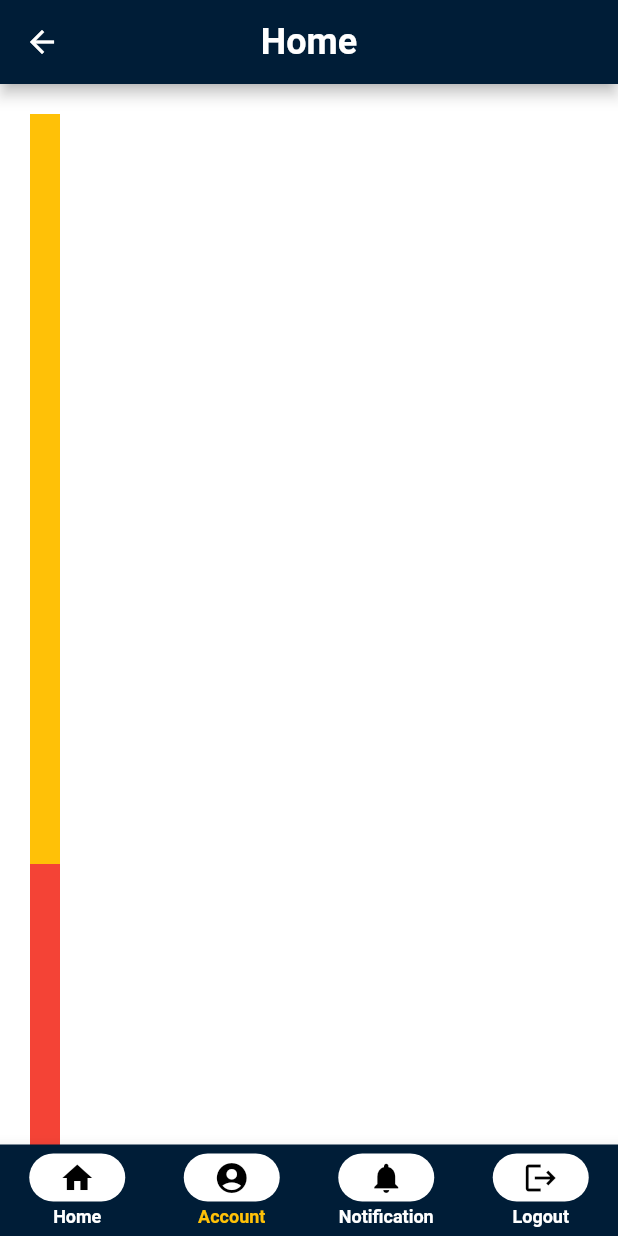
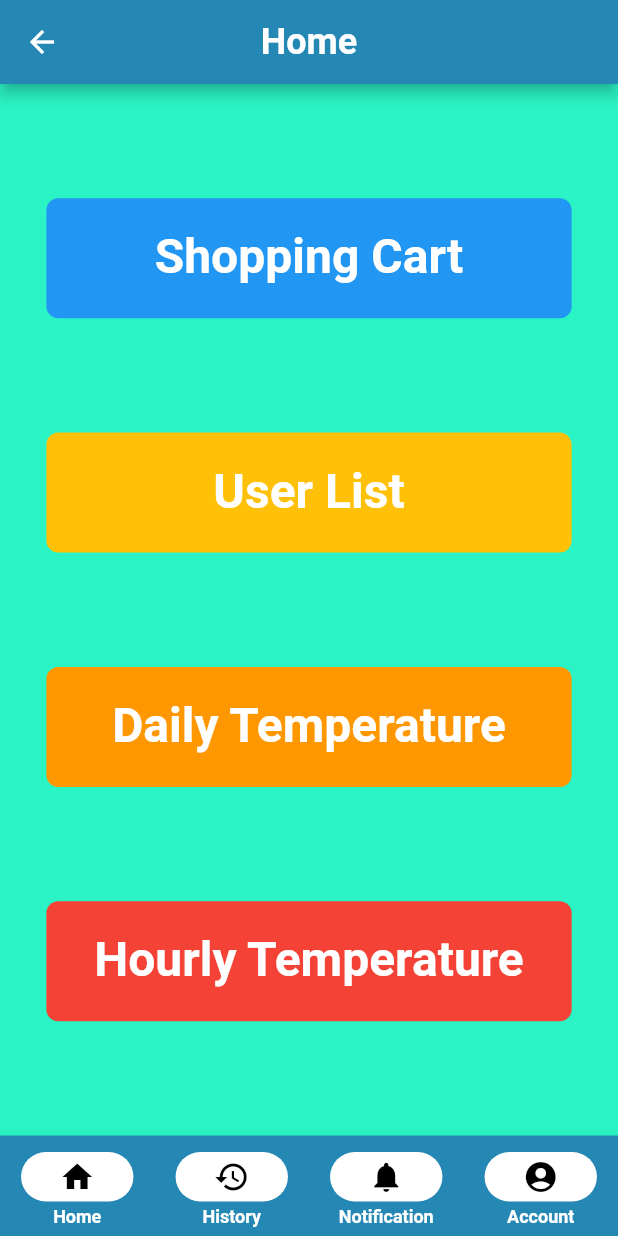
Before and after one commit to DuThuBa319/mobile_health_check, a Flutter app: the HomeScreen widget shown alone on an empty page, opened directly, on a phone screen of 412 x 824 dp. Run offline on Flutter 3.47's test engine with Material 2 defaults, Android fonts, the phone set to English and light mode, and no system bars; our stand-ins replace bloc, dio, flutter_bloc, fluttertoast, get_it, injectable and 1 more; generated files the repository leaves out were written again.

Commit message:
add common widget

```diff
--- /dev/null
+++ b/lib/data/data_source/remote/module_repositories/user_api_repository.dart
@@ -0,0 +1,5 @@
+import '../../../models/user_model.dart';
+
+abstract class UserRepository {
+  Future<List<UserModel>> getListUserModels();
+}
--- /dev/null
+++ b/lib/domain/repositories/user_repository.dart
@@ -0,0 +1,9 @@
+import 'package:common_project/data/data_source/remote/module_repositories/user_api_repository.dart';
+import 'package:common_project/data/models/user_model.dart';
+import 'package:injectable/injectable.dart';
+
+part 'user_repository.impl.dart';
+
+abstract class LoginRepository {
+  Future<List<UserModel>?> getListUserModels();
+}
--- /dev/null
+++ b/lib/domain/usecases/user_usecase.dart
@@ -0,0 +1,10 @@
+import 'package:common_project/domain/entities/user_entity.dart';
+import 'package:injectable/injectable.dart';
+
+import '../../data/data_source/remote/module_repositories/user_api_repository.dart';
+
+part 'user_usecase.impl.dart';
+
+abstract class UserUsecase {
+  Future<List<UserEntity>?> getListUserEntity();
+}
--- a/lib/presentation/bloc/login/login_bloc.dart
+++ b/lib/presentation/bloc/login/login_bloc.dart
@@ -1,8 +1,7 @@
 import 'package:bloc/bloc.dart';
 import 'package:collection/collection.dart';
-import 'package:common_project/data/data_source/repositories/rest_api_repository.dart';
-import 'package:dio/dio.dart';
-
+import 'package:common_project/domain/usecases/user_usecase.dart';
+import 'package:injectable/injectable.dart';
 import 'package:meta/meta.dart';
 
 import '../../common_widget/enum_common.dart';
@@ -10,8 +9,10 @@ import '../../common_widget/enum_common.dart';
 part 'login_event.dart';
 part 'login_state.dart';
 
+@injectable
 class LoginBloc extends Bloc<LoginEvent, LoginState> {
-  LoginBloc() : super(LoginInitialState()) {
+  final UserUsecase _usecase;
+  LoginBloc(this._usecase) : super(LoginInitialState()) {
     on<LoginUserEvent>(_onLogin);
   }
   Future<void> _onLogin(
@@ -24,15 +25,8 @@ class LoginBloc extends Bloc<LoginEvent, LoginState> {
         viewModel: state.viewModel,
       ),
     );
-    final RestApiRepository client = RestApiRepository(
-      Dio(
-        BaseOptions(
-            contentType: "application/json",
-            baseUrl: 'https://retoolapi.dev/PA89FB/data'),
-      ),
-    );
 
-    final response = await client.getListUserModels();
+    // final response = await _usecase.getListUserEntity();
     if (event.username == null || event.username?.trim() == '') {
       emit(
         LoginFailState(
--- /dev/null
+++ b/lib/presentation/common_widget/common_button.dart
@@ -0,0 +1,39 @@
+import 'package:flutter/material.dart';
+
+class CommonButton extends StatelessWidget {
+  final double height;
+  final Color? buttonColor;
+  final String title;
+  final Color? textColor;
+  final void Function()? onTap;
+  const CommonButton(
+      {super.key,
+      this.buttonColor = Colors.blue,
+      required this.height,
+      this.onTap,
+      this.textColor = Colors.white,
+      required this.title});
+
+  @override
+  Widget build(BuildContext context) {
+    return GestureDetector(
+      onTap: onTap,
+      child: Container(
+        height: height,
+        width: MediaQuery.of(context).size.width * 0.85,
+        padding: EdgeInsets.only(
+            top: height / 4, bottom: height / 4, right: 10, left: 10),
+        decoration: BoxDecoration(
+            borderRadius: BorderRadius.circular(8), color: buttonColor),
+        child: Text(
+          title,
+          style: TextStyle(
+              fontSize: height / 2.5,
+              fontWeight: FontWeight.bold,
+              color: textColor),
+          textAlign: TextAlign.center,
+        ),
+      ),
+    );
+  }
+}
--- /dev/null
+++ b/lib/presentation/common_widget/screen_form/custom_screen_form.dart
@@ -0,0 +1,131 @@
+import 'package:common_project/presentation/modules/home/home_screen.dart';
+import 'package:common_project/presentation/theme/app_text_theme.dart';
+import 'package:common_project/presentation/theme/theme_color.dart';
+import 'package:flutter/material.dart';
+
+class CustomScreenForm extends StatefulWidget {
+  final bool? isShowBottomNayvigationBar;
+  final bool isShowAppBar;
+  final Color? appBarColor;
+  final Color? backgroundColor;
+  final Color? appComponentColor;
+  final bool isShowLeadingButton;
+  final Widget? leadingButton;
+  final Widget? bottomAppBar;
+  final int selectedIndex;
+  final String title;
+  final Widget child;
+  final bool? isScrollable;
+  const CustomScreenForm(
+      {super.key,
+      this.appBarColor = Colors.black,
+      this.backgroundColor = Colors.white,
+      this.appComponentColor = Colors.white,
+      this.bottomAppBar,
+      this.isShowBottomNayvigationBar,
+      this.isShowAppBar = true,
+      required this.child,
+      this.isShowLeadingButton = false,
+      this.leadingButton,
+      this.selectedIndex = -1,
+      this.isScrollable = false,
+      required this.title});
+
+  @override
+  State<CustomScreenForm> createState() => _CustomScreenFormState();
+}
+
+class _CustomScreenFormState extends State<CustomScreenForm> {
+  final int _selectedIndex = 0;
+  @override
+  Widget build(BuildContext context) {
+    return Scaffold(
+      backgroundColor: widget.backgroundColor,
+      appBar: widget.isShowAppBar
+          ? AppBar(
+              backgroundColor: widget.appBarColor,
+              automaticallyImplyLeading: false,
+              centerTitle: true,
+              title: Text(
+                widget.title,
+                style: AppTextTheme.title1
+                    .copyWith(color: widget.appComponentColor),
+              ),
+              leading: widget.isShowLeadingButton
+                  ? widget.leadingButton ??
+                      IconButton(
+                        icon: Icon(
+                          Icons.arrow_back,
+                          size: 24,
+                          color: widget.appComponentColor,
+                        ),
+                        onPressed: () {
+                          Navigator.pop(context);
+                        },
+                      )
+                  : null,
+            )
+          : null,
+      body: SafeArea(
+          child: widget.isScrollable == true
+              ? SingleChildScrollView(
+                  padding: const EdgeInsets.all(20),
+                  physics: const BouncingScrollPhysics(),
+                  child: widget.child,
+                )
+              : widget.child),
+      bottomNavigationBar: widget.isShowBottomNayvigationBar == true
+          ? BottomNavigationBar(
+              backgroundColor: widget.appBarColor,
+              type: BottomNavigationBarType.fixed,
+              items: [
+                commonBottomBarItem(iconData: Icons.home, label: 'Home'),
+                commonBottomBarItem(iconData: Icons.history, label: 'History'),
+                commonBottomBarItem(
+                    iconData: Icons.notifications, label: 'Notification'),
+                commonBottomBarItem(
+                    iconData: Icons.account_circle, label: 'Account'),
+              ],
+              currentIndex: _selectedIndex,
+              unselectedItemColor: widget.appComponentColor,
+              unselectedLabelStyle:
+                  AppTextTheme.body5.copyWith(fontWeight: FontWeight.bold),
+              selectedItemColor: widget.appComponentColor,
+              selectedLabelStyle:
+                  AppTextTheme.body5.copyWith(fontWeight: FontWeight.bold),
+              onTap: _onItemTapped,
+            )
+          : null,
+    );
+  }
+
+  void _onItemTapped(int index) {
+    if (index == 0 && index != _selectedIndex) {
+      Navigator.push(
+          context,
+          MaterialPageRoute(
+            builder: (context) => const HomeScreen(),
+          ));
+    }
+  }
+
+  BottomNavigationBarItem commonBottomBarItem(
+      {String? label, IconData? iconData}) {
+    return BottomNavigationBarItem(
+      icon: Column(
+        children: [
+          Container(
+            width: MediaQuery.of(context).size.width / 5.5,
+            height: MediaQuery.of(context).size.height / 25,
+            margin: const EdgeInsets.only(bottom: 3, top: 5),
+            decoration: BoxDecoration(
+                borderRadius: BorderRadius.circular(24), color: Colors.white),
+            child: Icon(iconData, color: Colors.black),
+          ),
+        ],
+      ),
+      label: label,
+      backgroundColor: AppColor.blue001D37,
+    );
+  }
+}
--- a/lib/presentation/modules/home/custom_screen_form.dart
+++ /dev/null
@@ -1,111 +0,0 @@
-import 'package:common_project/presentation/theme/app_text_theme.dart';
-import 'package:common_project/presentation/theme/theme_color.dart';
-import 'package:flutter/material.dart';
-
-class CustomScreenForm extends StatefulWidget {
-  final bool? isShowBottomNayvigationBar;
-  final bool isShowAppBar;
-  final bool isShowLeadingButton;
-  final Widget? leadingButton;
-  final Widget? bottomAppBar;
-  final int selectedIndex;
-  final String title;
-  final Widget? child;
-  const CustomScreenForm(
-      {super.key,
-      this.bottomAppBar,
-      this.isShowBottomNayvigationBar,
-      this.isShowAppBar = true,
-      this.child,
-      this.isShowLeadingButton = false,
-      this.leadingButton,
-      this.selectedIndex = 1,
-      required this.title});
-
-  @override
-  State<CustomScreenForm> createState() => _CustomScreenFormState();
-}
-
-class _CustomScreenFormState extends State<CustomScreenForm> {
-  int _selectedIndex = 1;
-  @override
-  Widget build(BuildContext context) {
-    void _onItemTapped(int index) {
-      setState(() {
-        _selectedIndex = index;
-      });
-    }
-
-    return Scaffold(
-      backgroundColor: Colors.white,
-      appBar: widget.isShowAppBar
-          ? AppBar(
-              backgroundColor: AppColor.blue001D37,
-              automaticallyImplyLeading: false,
-              centerTitle: true,
-              title: Text(
-                widget.title,
-                style: AppTextTheme.title1.copyWith(color: Colors.white),
-              ),
-              leading: widget.isShowLeadingButton
-                  ? widget.leadingButton ??
-                      IconButton(
-                        icon: const Icon(
-                          Icons.arrow_back,
-                          size: 24,
-                          color: Colors.white,
-                        ),
-                        onPressed: () {
-                          Navigator.pop(context);
-                        },
-                      )
-                  : null,
-            )
-          : null,
-      body: SafeArea(
-          child: SingleChildScrollView(
-        padding: const EdgeInsets.all(20),
-        physics: const BouncingScrollPhysics(),
-        child: widget.child,
-      )),
-      bottomNavigationBar: widget.isShowBottomNayvigationBar == true
-          ? BottomNavigationBar(
-              backgroundColor: AppColor.blue001D37,
-              type: BottomNavigationBarType.fixed,
-              items: [
-                commonBottomBarItem(iconData: Icons.home, label: 'Home'),
-                commonBottomBarItem(
-                    iconData: Icons.account_circle, label: 'Account'),
-                commonBottomBarItem(
-                    iconData: Icons.notifications, label: 'Notification'),
-                commonBottomBarItem(iconData: Icons.logout, label: 'Logout'),
-              ],
-              currentIndex: _selectedIndex,
-              selectedItemColor: Colors.amber,
-              unselectedItemColor: Colors.white,
-              selectedLabelStyle: AppTextTheme.body5
-                  .copyWith(color: Colors.white, fontWeight: FontWeight.bold),
-              unselectedLabelStyle: AppTextTheme.body5
-                  .copyWith(color: Colors.white, fontWeight: FontWeight.bold),
-              onTap: _onItemTapped,
-            )
-          : null,
-    );
-  }
-
-  BottomNavigationBarItem commonBottomBarItem(
-      {String? label, IconData? iconData}) {
-    return BottomNavigationBarItem(
-      icon: Container(
-        width: 64,
-        height: 32,
-        margin: const EdgeInsets.only(bottom: 3),
-        decoration: BoxDecoration(
-            borderRadius: BorderRadius.circular(24), color: Colors.white),
-        child: Icon(iconData, color: Colors.black),
-      ),
-      label: label,
-      backgroundColor: AppColor.blue001D37,
-    );
-  }
-}
--- a/lib/presentation/modules/home/home_screen.dart
+++ b/lib/presentation/modules/home/home_screen.dart
@@ -1,5 +1,9 @@
-import 'package:common_project/presentation/modules/home/custom_screen_form.dart';
+import 'package:common_project/presentation/bloc/login/login_bloc.dart';
+import 'package:common_project/presentation/common_widget/common_button.dart';
+import 'package:common_project/presentation/common_widget/screen_form/custom_screen_form.dart';
 import 'package:flutter/material.dart';
+import 'package:flutter_bloc/flutter_bloc.dart';
+import '../../theme/theme_color.dart';
 
 class HomeScreen extends StatefulWidget {
   const HomeScreen({super.key});
@@ -10,26 +14,52 @@ class HomeScreen extends StatefulWidget {
 
 class _HomeScreenState extends State<HomeScreen> {
   @override
+  LoginBloc get loginBloc => BlocProvider.of(context);
+  @override
   Widget build(BuildContext context) {
+    // RefreshController refreshController =
+    //     RefreshController(initialRefresh: true);
+    // Future<void> onRefresh() async {
+    //   // monitor network fetch
+    //   await Future.delayed(const Duration(milliseconds: 1000));
+    //   // if failed,use refreshFailed()
+    //   refreshController.refreshCompleted();
+
+    // }
+
     return CustomScreenForm(
         title: 'Home',
         isShowAppBar: true,
         isShowBottomNayvigationBar: true,
         isShowLeadingButton: true,
+        appBarColor: AppColor.appBarColor,
+        backgroundColor: AppColor.backgroundColor,
+        child: Center(
           child: Column(
-        children: [
-          Container(
-            width: 20,
-            height: 500,
-            color: Colors.amber,
+            mainAxisAlignment: MainAxisAlignment.spaceEvenly,
+            crossAxisAlignment: CrossAxisAlignment.center,
+            children: const [
+              CommonButton(
+                title: 'Shopping Cart',
+                height: 80,
               ),
-          Container(
-            width: 20,
-            height: 500,
-            color: Colors.red,
+              CommonButton(
+                title: 'User List',
+                height: 80,
+                buttonColor: Colors.amber,
               ),
+              CommonButton(
+                title: 'Daily Temperature',
+                height: 80,
+                buttonColor: Colors.orange,
+              ),
+              CommonButton(
+                title: 'Hourly Temperature',
+                height: 80,
+                buttonColor: Colors.red,
+              )
             ],
           ),
-    );
+        ));
   }
 }
--- a/lib/presentation/theme/theme_color.dart
+++ b/lib/presentation/theme/theme_color.dart
@@ -57,4 +57,8 @@ class AppColor {
   //dart
   static const Color primaryDarkText = Colors.black;
   static const Color subDarkText = Colors.grey;
+
+  //constant color
+  static const Color backgroundColor = Color(0xFF2AF4C5);
+  static const Color appBarColor = Color(0xff2587b4);
 }
```
Also changed, not shown: lib/data/data_source/remote/module_repositories/user_api_repository_impl.dart (added, +24 -0 lines), lib/data/models/user_model.dart (+11 -0 lines), lib/di/di.dart (added, +29 -0 lines), lib/domain/entities/user_entity.dart (added, +15 -0 lines), lib/domain/repositories/user_repository.impl.dart (added, +16 -0 lines), lib/domain/usecases/user_usecase.impl.dart (added, +22 -0 lines), lib/main.dart (+6 -1 lines), pubspec.yaml (+5 -2 lines), lib/data/data_source/remote/rest_api_repository.dart (renamed from lib/data/data_source/repositories/rest_api_repository.dart), lib/data/data_source/remote/rest_api_repository.g.dart (renamed from lib/data/data_source/repositories/rest_api_repository.g.dart), lib/di/di.config.dart (added), pubspec.lock, 1 other file. Lines whose indentation alone changed are shown as unchanged.
